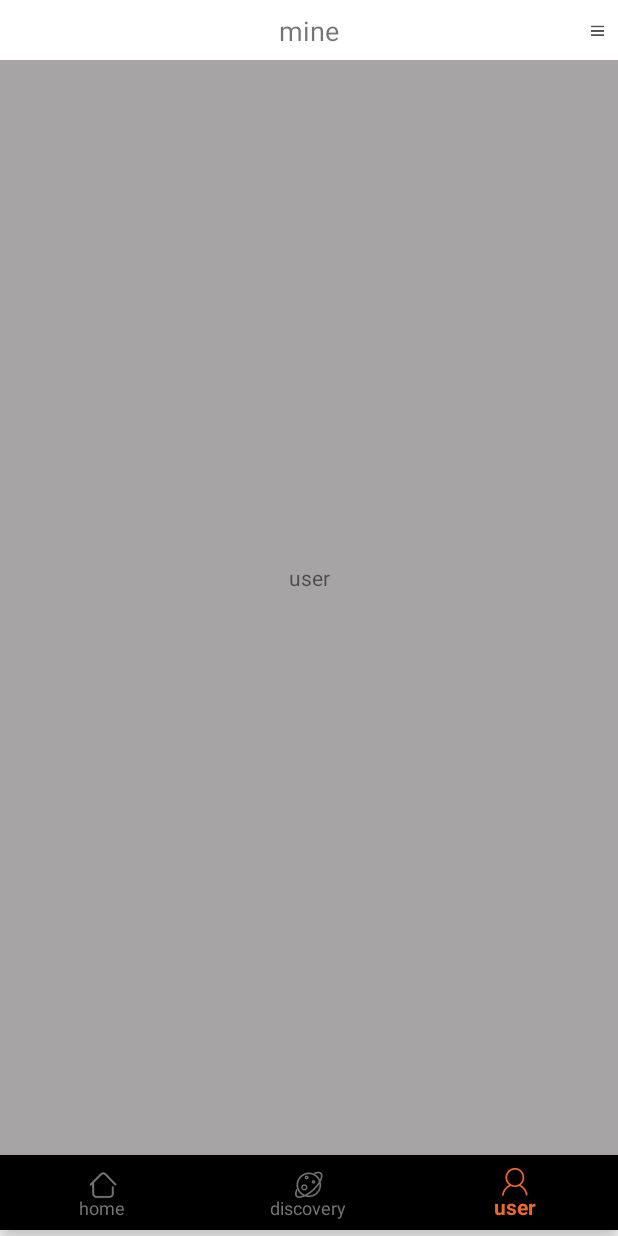
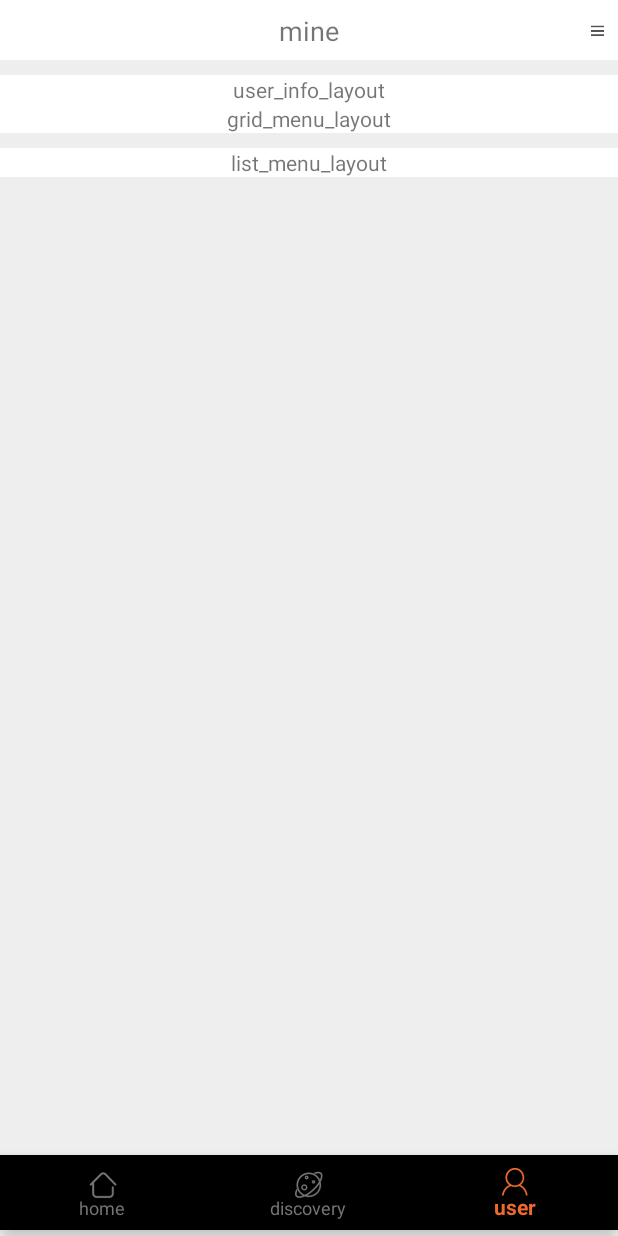
Before and after one commit to jinelei/github.io, an Android app: the screen it shows after launch (MainActivity), item 3 of the bottom bar chosen, on a phone screen of 412 x 824 dp. Run offline under Robolectric (Android 15) with nearby library versions, the phone set to English and light mode, and no system bars; libraries missing offline, so code that uses them is left out: com.amap.api; 4 statements that could not run were skipped.

```diff
--- a/app/src/main/AndroidManifest.xml
+++ b/app/src/main/AndroidManifest.xml
@@ -3,17 +3,17 @@
           package="cn.jinelei.rainbow">
 
     <!-- 允许程序打开网络套接字 -->
-    <uses-permission android:name="android.permission.INTERNET" />
+    <uses-permission android:name="android.permission.INTERNET"/>
     <!-- 允许程序设置内置sd卡的写权限 -->
-    <uses-permission android:name="android.permission.WRITE_EXTERNAL_STORAGE" />
+    <uses-permission android:name="android.permission.WRITE_EXTERNAL_STORAGE"/>
     <!-- 允许程序获取网络状态 -->
-    <uses-permission android:name="android.permission.ACCESS_NETWORK_STATE" />
+    <uses-permission android:name="android.permission.ACCESS_NETWORK_STATE"/>
     <!-- 允许程序访问WiFi网络信息 -->
-    <uses-permission android:name="android.permission.ACCESS_WIFI_STATE" />
+    <uses-permission android:name="android.permission.ACCESS_WIFI_STATE"/>
     <!-- 允许程序读写手机状态和身份 -->
-    <uses-permission android:name="android.permission.READ_PHONE_STATE" />
+    <uses-permission android:name="android.permission.READ_PHONE_STATE"/>
     <!-- 允许程序访问CellID或WiFi热点来获取粗略的位置 -->
-    <uses-permission android:name="android.permission.ACCESS_COARSE_LOCATION" />
+    <uses-permission android:name="android.permission.ACCESS_COARSE_LOCATION"/>
 
     <application
             android:allowBackup="true"
@@ -21,16 +21,17 @@
             android:label="@string/app_name"
             android:roundIcon="@mipmap/ic_launcher_round"
             android:supportsRtl="true"
+            android:name="cn.jinelei.rainbow.application.BaseApplication"
             android:theme="@style/AppTheme">
         <meta-data
                 android:name="com.amap.api.v2.apikey"
-            android:value="86acb5e297a5c8f39d6c7290fc5a8d4c" />
+                android:value="86acb5e297a5c8f39d6c7290fc5a8d4c"/>
 
         <activity android:name=".activity.MainActivity">
             <intent-filter>
-                <action android:name="android.intent.action.MAIN" />
+                <action android:name="android.intent.action.MAIN"/>
 
-                <category android:name="android.intent.category.LAUNCHER" />
+                <category android:name="android.intent.category.LAUNCHER"/>
             </intent-filter>
         </activity>
         <activity
--- a/app/src/main/java/cn/jinelei/rainbow/activity/SettingActivity.kt
+++ b/app/src/main/java/cn/jinelei/rainbow/activity/SettingActivity.kt
@@ -1,8 +1,10 @@
 package cn.jinelei.rainbow.activity
 
+import android.os.Build
 import android.os.Bundle
 import android.support.design.widget.Snackbar
 import android.support.v7.app.AppCompatActivity;
+import android.view.WindowManager
 import cn.jinelei.rainbow.R
 
 import kotlinx.android.synthetic.main.activity_setting.*
@@ -12,8 +14,11 @@ class SettingActivity : AppCompatActivity() {
     override fun onCreate(savedInstanceState: Bundle?) {
         super.onCreate(savedInstanceState)
         setContentView(R.layout.activity_setting)
-        setSupportActionBar(toolbar)
-
+        if (Build.VERSION.SDK_INT >= Build.VERSION_CODES.KITKAT){
+            var lp = window.attributes
+            lp.layoutInDisplayCutoutMode = WindowManager.LayoutParams.LAYOUT_IN_DISPLAY_CUTOUT_MODE_SHORT_EDGES
+            window.attributes = lp
+        }
         fab.setOnClickListener { view ->
             Snackbar.make(view, "Replace with your own action", Snackbar.LENGTH_LONG)
                     .setAction("Action", null).show()
--- /dev/null
+++ b/app/src/main/java/cn/jinelei/rainbow/application/BaseApplication.kt
@@ -0,0 +1,6 @@
+package cn.jinelei.rainbow.application
+
+import android.app.Application
+
+class BaseApplication: Application() {
+}
--- a/app/src/main/java/cn/jinelei/rainbow/fragment/SettingFragment.kt
+++ /dev/null
@@ -1,24 +0,0 @@
-package cn.jinelei.rainbow.fragment
-
-import android.os.Bundle
-import android.support.v4.app.Fragment
-import android.view.LayoutInflater
-import android.view.View
-import android.view.ViewGroup
-import cn.jinelei.rainbow.R
-
-class SettingFragment : Fragment() {
-    val TAG = javaClass.simpleName
-    override fun onCreateView(inflater: LayoutInflater, container: ViewGroup?, savedInstanceState: Bundle?): View? {
-        return inflater.inflate(R.layout.setting_fragment, container, false)
-    }
-
-    companion object {
-        val instance = SingletonHolder.holder
-        val name = "SettingFragment"
-    }
-
-    private object SingletonHolder {
-        val holder = SettingFragment()
-    }
-}
--- a/app/src/main/java/cn/jinelei/rainbow/fragment/UserFragment.kt
+++ b/app/src/main/java/cn/jinelei/rainbow/fragment/UserFragment.kt
@@ -1,16 +1,22 @@
 package cn.jinelei.rainbow.fragment
 
+import android.content.Intent
 import android.os.Bundle
 import android.support.v4.app.Fragment
 import android.view.LayoutInflater
 import android.view.View
 import android.view.ViewGroup
+import android.widget.ImageView
 import cn.jinelei.rainbow.R
+import cn.jinelei.rainbow.activity.SettingActivity
 
 class UserFragment : Fragment() {
     val TAG = javaClass.simpleName
     override fun onCreateView(inflater: LayoutInflater, container: ViewGroup?, savedInstanceState: Bundle?): View? {
-        return inflater.inflate(R.layout.user_fragment, container, false)
+        val view = inflater.inflate(R.layout.user_fragment, container, false)
+        val menuBtn = view.findViewById<ImageView>(R.id.menu_setting)
+        menuBtn.setOnClickListener { v: View? -> startActivity(Intent(activity, SettingActivity::class.java)) }
+        return view
     }
 
     companion object {
--- a/app/src/main/res/layout/discovery_fragment.xml
+++ b/app/src/main/res/layout/discovery_fragment.xml
@@ -3,6 +3,7 @@
         xmlns:android="http://schemas.android.com/apk/res/android"
         xmlns:app="http://schemas.android.com/apk/res-auto"
         android:layout_width="match_parent"
+        android:background="@color/colorBackgroundColor"
         android:layout_height="match_parent">
 
     <TextView android:layout_width="wrap_content"
--- a/app/src/main/res/layout/home_fragment.xml
+++ b/app/src/main/res/layout/home_fragment.xml
@@ -2,6 +2,7 @@
 <android.support.constraint.ConstraintLayout
         xmlns:android="http://schemas.android.com/apk/res/android"
         xmlns:app="http://schemas.android.com/apk/res-auto"
+        android:background="@color/colorBackgroundColor"
         android:layout_width="match_parent"
         android:layout_height="match_parent">
 
--- a/app/src/main/res/layout/user_fragment.xml
+++ b/app/src/main/res/layout/user_fragment.xml
@@ -8,6 +8,7 @@
         android:layout_height="match_parent">
 
     <android.support.constraint.ConstraintLayout
+            android:id="@+id/user_title_layout"
             android:background="@color/colorForegroundColor"
             app:layout_constraintTop_toTopOf="parent"
             app:layout_constraintLeft_toLeftOf="parent"
@@ -33,7 +34,7 @@
                 android:maxWidth="15dp"
                 app:layout_constraintWidth_max="11dp"
                 android:maxHeight="@dimen/icon_size"
-                android:id="@+id/user_setting"
+                android:id="@+id/menu_setting"
                 android:src="@mipmap/ic_menu"
                 android:layout_width="@dimen/icon_size"
                 android:layout_height="@dimen/icon_size"
@@ -46,12 +47,63 @@
 
     </android.support.constraint.ConstraintLayout>
 
+    <android.support.constraint.ConstraintLayout
+            android:layout_marginTop="@dimen/default_margin_top"
+            android:background="@color/colorForegroundColor"
+            app:layout_constraintTop_toBottomOf="@id/user_title_layout"
+            app:layout_constraintLeft_toLeftOf="parent"
+            app:layout_constraintRight_toRightOf="parent"
+            android:id="@+id/user_info_layout"
+            android:layout_width="match_parent"
+            android:layout_height="wrap_content">
+
         <TextView android:layout_width="wrap_content"
                   app:layout_constraintLeft_toLeftOf="parent"
                   app:layout_constraintRight_toRightOf="parent"
                   app:layout_constraintTop_toTopOf="parent"
                   app:layout_constraintBottom_toBottomOf="parent"
                   android:layout_height="wrap_content"
-              android:text="user"/>
+                  android:text="user_info_layout"/>
 
     </android.support.constraint.ConstraintLayout>
+
+    <android.support.constraint.ConstraintLayout
+            android:background="@color/colorForegroundColor"
+            app:layout_constraintTop_toBottomOf="@id/user_info_layout"
+            app:layout_constraintLeft_toLeftOf="parent"
+            app:layout_constraintRight_toRightOf="parent"
+            android:id="@+id/grid_menu_layout"
+            android:layout_width="match_parent"
+            android:layout_height="wrap_content">
+
+        <TextView android:layout_width="wrap_content"
+                  app:layout_constraintLeft_toLeftOf="parent"
+                  app:layout_constraintRight_toRightOf="parent"
+                  app:layout_constraintTop_toTopOf="parent"
+                  app:layout_constraintBottom_toBottomOf="parent"
+                  android:layout_height="wrap_content"
+                  android:text="grid_menu_layout"/>
+
+    </android.support.constraint.ConstraintLayout>
+
+    <android.support.constraint.ConstraintLayout
+            android:layout_marginTop="@dimen/default_margin_top"
+            android:background="@color/colorForegroundColor"
+            app:layout_constraintTop_toBottomOf="@id/grid_menu_layout"
+            app:layout_constraintLeft_toLeftOf="parent"
+            app:layout_constraintRight_toRightOf="parent"
+            android:id="@+id/list_menu_layout"
+            android:layout_width="match_parent"
+            android:layout_height="wrap_content">
+
+        <TextView android:layout_width="wrap_content"
+                  app:layout_constraintLeft_toLeftOf="parent"
+                  app:layout_constraintRight_toRightOf="parent"
+                  app:layout_constraintTop_toTopOf="parent"
+                  app:layout_constraintBottom_toBottomOf="parent"
+                  android:layout_height="wrap_content"
+                  android:text="list_menu_layout"/>
+
+    </android.support.constraint.ConstraintLayout>
+
+</android.support.constraint.ConstraintLayout>
--- a/app/src/main/res/values/colors.xml
+++ b/app/src/main/res/values/colors.xml
@@ -3,8 +3,8 @@
     <color name="colorPrimary">#008577</color>
     <color name="colorPrimaryDark">#00574B</color>
     <color name="colorAccent">#D81B60</color>
-    <color name="colorBackgroundColor">#79474043</color>
-    <color name="colorForegroundColor">#FFFFFFFF</color>
+    <color name="colorBackgroundColor">#EEEEEE</color>
+    <color name="colorForegroundColor">#FFFFFF</color>
     <color name="tab_checked">#ED6A2C</color>
     <color name="tab_unchecked">#757575</color>
 </resources>
--- a/app/src/main/res/values/size.xml
+++ b/app/src/main/res/values/size.xml
@@ -4,4 +4,5 @@
     <dimen name="title_height_size">40dip</dimen>
     <dimen name="icon_size">22dip</dimen>
     <dimen name="tab_height">50dip</dimen>
+    <dimen name="default_margin_top">10dip</dimen>
 </resources>
```
Lines whose indentation alone changed are shown as unchanged.
